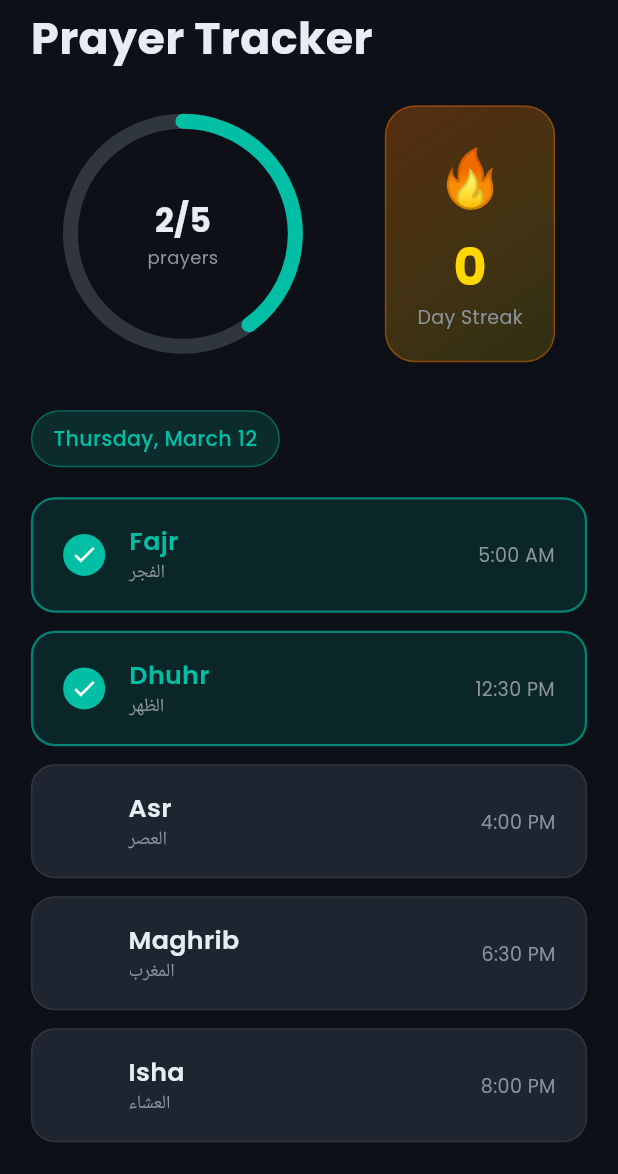
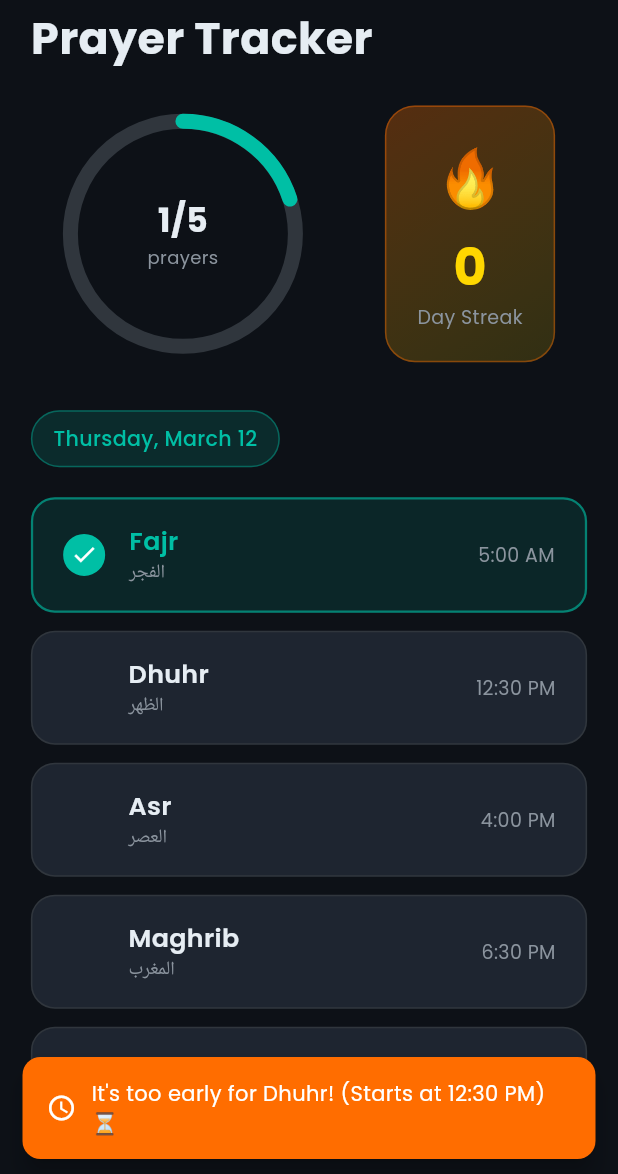
Before and after one commit to mohamedahmed2005/Mizan, a Flutter app: the PrayerScreen screen opened directly, after a tap on "Fajr", after a tap on "Dhuhr", on a phone screen of 412 x 824 dp, the part 62-1236 px from its top. Run offline on Flutter 3.47's test engine with Material 3 defaults, Android fonts, the light colour scheme and no system bars; drawn by our look-alikes of percent_indicator; our stand-ins replace fl_chart, google_fonts, shared_preferences; accounts and stored records are empty; network calls fail.

Commit message:
add dynamic prayer timings, time constraints, and fix keyboard overlays

```diff
--- a/lib/main.dart
+++ b/lib/main.dart
@@ -2,7 +2,6 @@ import 'package:flutter/material.dart';
 import 'package:flutter/services.dart';
 import 'package:google_fonts/google_fonts.dart';
 import 'services/storage_service.dart';
-import 'services/app_state.dart';
 import 'theme/app_theme.dart';
 import 'theme/responsive_utils.dart';
 import 'screens/splash_screen.dart';
@@ -38,11 +37,11 @@ class MizanApp extends StatelessWidget {
           onFinished: () {
             Navigator.of(context).pushReplacement(
               PageRouteBuilder(
-                pageBuilder: (_, __, ___) => const MainShell(),
+                pageBuilder: (context, animation, secondaryAnimation) => const MainShell(),
                 transitionDuration: const Duration(milliseconds: 800),
-                transitionsBuilder: (_, anim, __, child) {
+                transitionsBuilder: (context, animation, secondaryAnimation, child) {
                   final curveAnim = CurvedAnimation(
-                    parent: anim,
+                    parent: animation,
                     curve: Curves.easeInOutCubic,
                   );
                   return FadeTransition(
--- a/lib/models/prayer_model.dart
+++ b/lib/models/prayer_model.dart
@@ -15,7 +15,7 @@ class PrayerNames {
     'العشاء',
   ];
 
-  static const List<String> times = [
+  static List<String> times = [
     '5:00 AM',
     '12:30 PM',
     '4:00 PM',
--- a/lib/screens/habits_screen.dart
+++ b/lib/screens/habits_screen.dart
@@ -71,6 +71,7 @@ class _HabitsScreenState extends State<HabitsScreen> {
               right: 24,
               top: 24,
               bottom: MediaQuery.of(ctx).viewInsets.bottom + 24),
+          child: SingleChildScrollView(
             child: Column(
               mainAxisSize: MainAxisSize.min,
               crossAxisAlignment: CrossAxisAlignment.start,
@@ -149,6 +150,7 @@ class _HabitsScreenState extends State<HabitsScreen> {
                   ),
                 ),
               ],
+            ),
           ),
         ),
       ),
--- a/lib/screens/prayer_screen.dart
+++ b/lib/screens/prayer_screen.dart
@@ -6,6 +6,7 @@ import '../services/storage_service.dart';
 import '../services/app_state.dart';
 import '../models/prayer_model.dart';
 import 'package:intl/intl.dart';
+import '../services/prayer_api_service.dart';
 
 class PrayerScreen extends StatefulWidget {
   const PrayerScreen({super.key});
@@ -43,6 +44,16 @@ class _PrayerScreenState extends State<PrayerScreen>
         _checkControllers[i].value = 1.0;
       }
     }
+    _loadPrayerTimes();
+  }
+
+  Future<void> _loadPrayerTimes() async {
+    final times = await PrayerApiService.fetchPrayerTimes();
+    if (times != null && times.length == 5 && mounted) {
+      setState(() {
+        PrayerNames.times = times;
+      });
+    }
   }
 
   @override
@@ -76,6 +87,43 @@ class _PrayerScreenState extends State<PrayerScreen>
         ),
       );
       return;
+    }
+
+    // Check if it's too early for this prayer
+    final now = DateTime.now();
+    final timeString = PrayerNames.times[index];
+
+    try {
+      final parsedTime = DateFormat('h:mm a').parse(timeString);
+      // Create a DateTime object for today with the parsed hours and minutes
+      final prayerTime = DateTime(now.year, now.month, now.day, parsedTime.hour, parsedTime.minute);
+
+      if (now.isBefore(prayerTime)) {
+        ScaffoldMessenger.of(context).showSnackBar(
+          SnackBar(
+            content: Row(
+              children: [
+                const Icon(Icons.access_time, color: Colors.white, size: 20),
+                const SizedBox(width: 10),
+                Expanded(
+                  child: Text(
+                    'It\'s too early for ${PrayerNames.names[index]}! (Starts at $timeString) ⏳',
+                    style: const TextStyle(color: Colors.white),
+                  ),
+                ),
+              ],
+            ),
+            backgroundColor: AppColors.orange,
+            behavior: SnackBarBehavior.floating,
+            shape: RoundedRectangleBorder(borderRadius: BorderRadius.circular(12)),
+            duration: const Duration(seconds: 3),
+          ),
+        );
+        return;
+      }
+    } catch (e) {
+      debugPrint('Error parsing prayer time: $e');
+      // If parsing fails for any reason, we just let them check it off
     }
 
     // Mark as done
--- a/lib/screens/splash_screen.dart
+++ b/lib/screens/splash_screen.dart
@@ -103,7 +103,7 @@ class _SplashScreenState extends State<SplashScreen>
                   // Pulse ring
                   AnimatedBuilder(
                     animation: _ringCtrl,
-                    builder: (_, __) => Transform.scale(
+                    builder: (context, child) => Transform.scale(
                       scale: _ringScale.value,
                       child: Opacity(
                         opacity: _ringOpacity.value,
@@ -223,7 +223,7 @@ class _DotsLoader extends StatelessWidget {
         );
         return AnimatedBuilder(
           animation: anim,
-          builder: (_, __) => Transform.translate(
+          builder: (context, child) => Transform.translate(
             offset: Offset(0, anim.value),
             child: Container(
               margin: const EdgeInsets.symmetric(horizontal: 5),
--- a/lib/screens/study_screen.dart
+++ b/lib/screens/study_screen.dart
@@ -57,12 +57,13 @@ class _StudyScreenState extends State<StudyScreen> {
       shape: const RoundedRectangleBorder(
           borderRadius: BorderRadius.vertical(top: Radius.circular(24))),
       isScrollControlled: true,
-      builder: (_) => Padding(
+      builder: (ctx) => Padding(
         padding: EdgeInsets.only(
             left: 24,
             right: 24,
             top: 24,
-            bottom: MediaQuery.of(context).viewInsets.bottom + 24),
+            bottom: MediaQuery.of(ctx).viewInsets.bottom + 24),
+        child: SingleChildScrollView(
           child: Column(
             mainAxisSize: MainAxisSize.min,
             crossAxisAlignment: CrossAxisAlignment.start,
@@ -112,7 +113,7 @@ class _StudyScreenState extends State<StudyScreen> {
                         ));
                       });
                       _saveSubjects();
-                    Navigator.pop(context);
+                      Navigator.pop(ctx);
                     }
                   },
                   child: const Text('Add Subject',
@@ -120,6 +121,7 @@ class _StudyScreenState extends State<StudyScreen> {
                 ),
               ),
             ],
+          ),
         ),
       ),
     );
--- /dev/null
+++ b/lib/services/prayer_api_service.dart
@@ -0,0 +1,46 @@
+import 'dart:convert';
+import 'package:flutter/foundation.dart';
+import 'package:http/http.dart' as http;
+import 'package:intl/intl.dart';
+
+class PrayerApiService {
+  static const String _baseUrl = 'https://api.aladhan.com/v1/timingsByCity';
+  static const String _city = 'Cairo';
+  static const String _country = 'Egypt';
+  static const int _method = 5; // Egyptian General Authority of Survey
+
+  /// Fetches prayer times from Aladhan API and returns a list of formatted 12-hour strings
+  /// in the order: Fajr, Dhuhr, Asr, Maghrib, Isha
+  static Future<List<String>?> fetchPrayerTimes() async {
+    try {
+      final url = Uri.parse(
+          '$_baseUrl?city=$_city&country=$_country&method=$_method');
+      final response = await http.get(url);
+
+      if (response.statusCode == 200) {
+        final data = json.decode(response.body);
+        final timings = data['data']['timings'];
+
+        // Extract the 5 obligatory prayers
+        final List<String> rawTimes = [
+          timings['Fajr'],
+          timings['Dhuhr'],
+          timings['Asr'],
+          timings['Maghrib'],
+          timings['Isha'],
+        ];
+
+        // Convert from 24h format "HH:mm" to 12h format "h:mm a"
+        final List<String> formattedTimes = rawTimes.map((time) {
+          final parsedTime = DateFormat('HH:mm').parse(time);
+          return DateFormat('h:mm a').format(parsedTime);
+        }).toList();
+
+        return formattedTimes;
+      }
+    } catch (e) {
+      debugPrint('Error fetching prayer times: $e');
+    }
+    return null;
+  }
+}
--- a/pubspec.yaml
+++ b/pubspec.yaml
@@ -2,7 +2,7 @@ name: Mizan
 description: "Mizan - Prayer, Study, Habits & Life Tracker"
 publish_to: 'none'
 
-version: 1.0.0+1
+version: 1.1.0+2
 
 environment:
   sdk: ^3.11.1
@@ -16,6 +16,7 @@ dependencies:
   google_fonts: ^6.2.1
   fl_chart: ^0.69.0
   intl: ^0.19.0
+  http: ^1.6.0
 
 dev_dependencies:
   flutter_test:
```
Also changed, not shown: pubspec.lock, 4 other files. Lines whose indentation alone changed are shown as unchanged.
